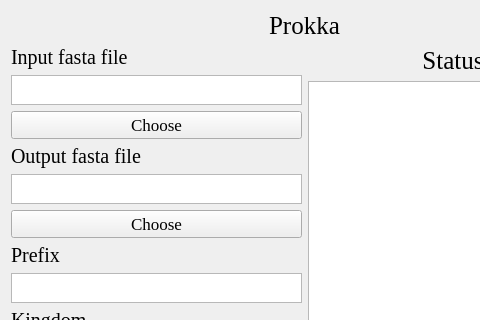
Old version of the form Prokka.ui in the repository hzaurzli/MicroWorldOmics; both pictures show x 0 to 480 and y 0 to 320 of the 609 by 426 pixel window.
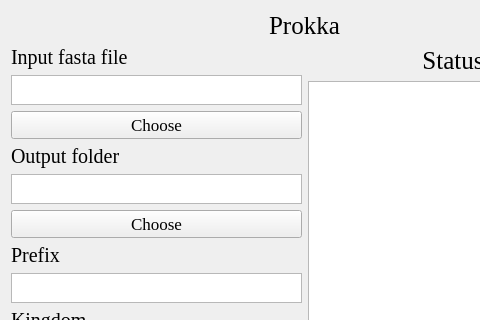
New version of the form. Icons and pictures are not drawn.

```diff
--- a/Prokka.ui
+++ b/Prokka.ui
@@ -103,7 +103,7 @@
         </font>
        </property>
        <property name="text">
-        <string>Output fasta file</string>
+        <string>Output folder</string>
        </property>
        <property name="alignment">
         <set>Qt::AlignLeading|Qt::AlignLeft|Qt::AlignVCenter</set>
```
